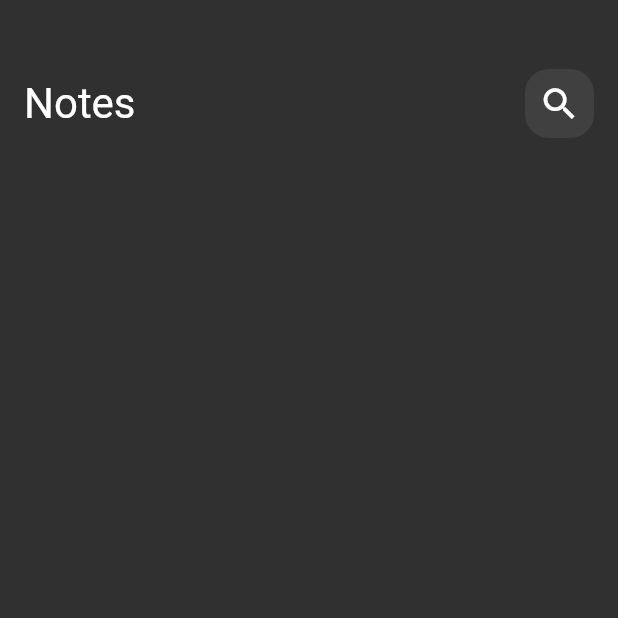
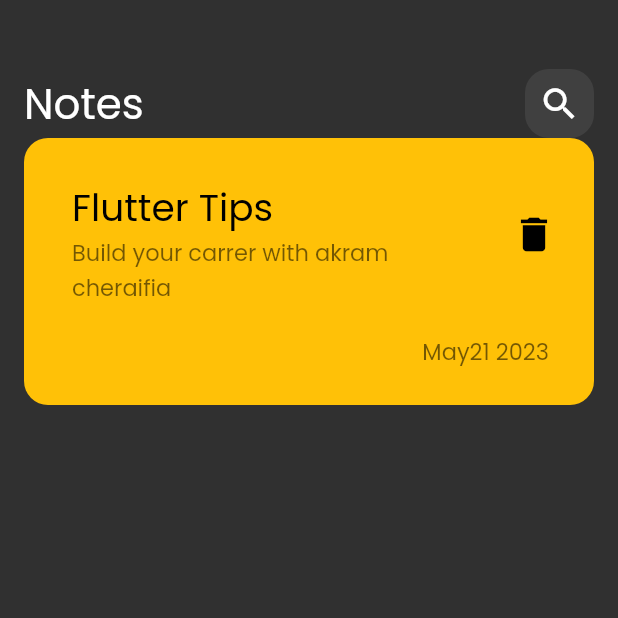
Before and after one commit to akramcheraifia/notes-app, a Flutter app: the screen it shows after launch, on a phone screen of 412 x 824 dp, the top half of it. Run offline on Flutter 3.47's test engine with Material 2 defaults, Android fonts, the phone set to English and light mode, and no system bars.

Commit message:
new font added

```diff
--- a/lib/components/search_icon.dart
+++ b/lib/components/search_icon.dart
@@ -15,6 +15,7 @@ class SearchIcon extends StatelessWidget {
           color: Colors.white.withOpacity(.08),
         ),
         child: IconButton(
+            hoverColor: Colors.white,
             onPressed: () {},
             icon: const Icon(
               Icons.search,
--- a/lib/main.dart
+++ b/lib/main.dart
@@ -12,7 +12,10 @@ class NoteApp extends StatelessWidget {
   Widget build(BuildContext context) {
     return MaterialApp(
       debugShowCheckedModeBanner: false,
-      theme: ThemeData.dark(),
+      theme: ThemeData(
+        brightness: Brightness.dark,
+        fontFamily: 'Poppins',
+      ),
       home: NotesView(),
     );
   }
--- a/lib/views/notes_view.dart
+++ b/lib/views/notes_view.dart
@@ -1,4 +1,5 @@
 import 'package:flutter/material.dart';
+import 'package:notes_app/widgets/body.dart';
 
 import '../widgets/app_bar.dart';
 
@@ -15,7 +16,8 @@ class NotesView extends StatelessWidget {
             SizedBox(
               height: 30,
             ),
-            CustomAppBar()
+            CustomAppBar(),
+            CustomBody(),
           ],
         ),
       ),
--- /dev/null
+++ b/lib/widgets/body.dart
@@ -0,0 +1,52 @@
+import 'package:flutter/material.dart';
+
+class CustomBody extends StatelessWidget {
+  const CustomBody({super.key});
+
+  @override
+  Widget build(BuildContext context) {
+    return Container(
+      padding: const EdgeInsets.only(
+        top: 24,
+        bottom: 24,
+        left: 16,
+      ),
+      decoration: BoxDecoration(
+          color: Colors.amber, borderRadius: BorderRadius.circular(16)),
+      child: Column(crossAxisAlignment: CrossAxisAlignment.end, children: [
+        ListTile(
+          title: const Text(
+            "Flutter Tips",
+            style: TextStyle(
+              color: Colors.black,
+              fontSize: 25,
+            ),
+          ),
+          subtitle: Text('Build your carrer with akram cheraifia',
+              style: TextStyle(
+                color: Colors.black.withOpacity(.55),
+                fontSize: 15,
+              )),
+          trailing: IconButton(
+              onPressed: () {},
+              icon: const Icon(
+                Icons.delete,
+                color: Colors.black,
+                size: 30,
+              )),
+        ),
+        SizedBox(
+          height: 16,
+        ),
+        Padding(
+          padding: const EdgeInsets.only(right: 30),
+          child: Text('May21 2023',
+              style: TextStyle(
+                color: Colors.black.withOpacity(.55),
+                fontSize: 15,
+              )),
+        )
+      ]),
+    );
+  }
+}
```
Also changed, not shown: pubspec.yaml (+6 -2 lines), assets/fonts/Poppins-Regular.ttf (added).
